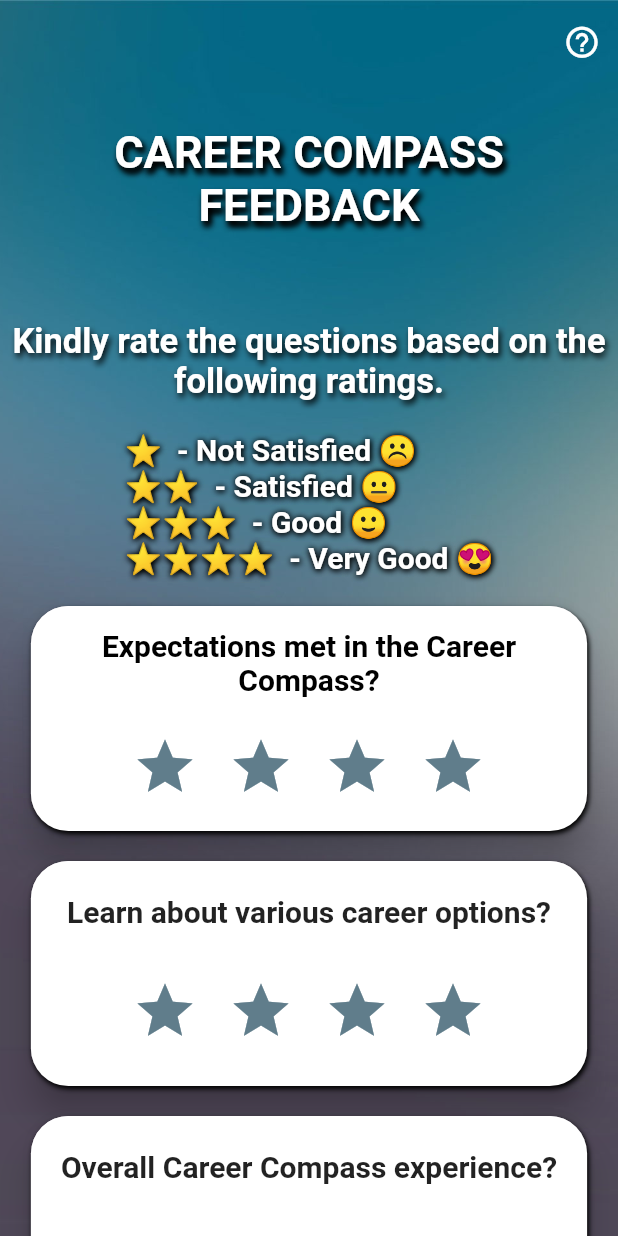
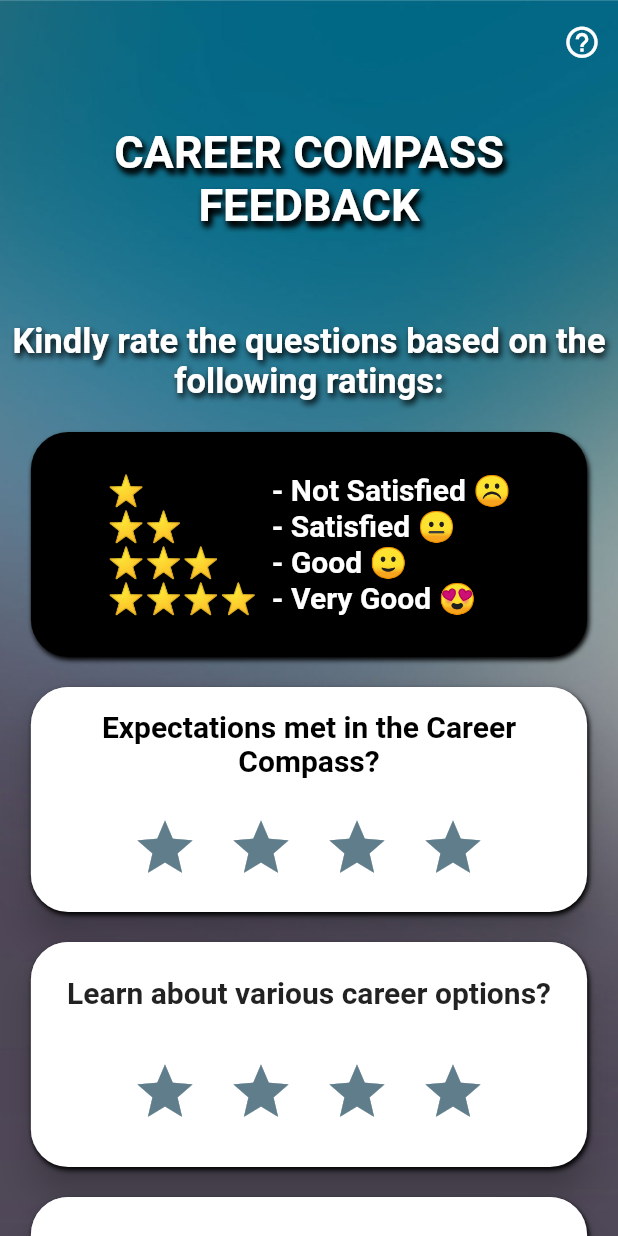
Before and after one commit to Si11-ibrahim/Hindustan-University-Rating-App, a Flutter app: the screen it shows after launch, on a phone screen of 412 x 824 dp. Run offline on Flutter 3.47's test engine with Material 2 defaults, Android fonts, the phone set to English and light mode, and no system bars; drawn by our look-alikes of flutter_rating_bar; our stand-ins replace google_fonts, permission_handler; missing offline and left inert: external_path; Roboto replaces fonts that are missing (Ubuntu).

Commit message:
UI developed

```diff
--- a/lib/pages/ratingPage.dart
+++ b/lib/pages/ratingPage.dart
@@ -255,7 +255,7 @@ class _ratingPageState extends State<ratingPage> {
                           const Padding(
                               padding: EdgeInsets.symmetric(vertical: 30)),
                           Text(
-                            'Kindly rate the questions based on the following ratings.',
+                            'Kindly rate the questions based on the following ratings:',
                             style: TextStyle(
                                 shadows: List.filled(
                                     1,
@@ -273,9 +273,22 @@ class _ratingPageState extends State<ratingPage> {
                             height: 20,
                           ),
                           Container(
+                            height: 150,
+                            width: MediaQuery.of(context).size.width / 100 * 90,
+                            decoration: BoxDecoration(
+                                boxShadow: const [
+                                  BoxShadow(
+                                    color: Colors.black,
+                                    blurRadius: 2.0,
+                                    spreadRadius: 0.0,
+                                    offset: Offset(1.0, 2.0),
+                                  )
+                                ],
+                                color: textColorBlack,
+                                borderRadius: BorderRadius.circular(25)),
                             alignment: Alignment.center,
                             child: Text(
-                              '⭐  - Not Satisfied ☹️\n⭐⭐  - Satisfied 😐\n⭐⭐⭐  - Good 🙂\n⭐⭐⭐⭐  - Very Good 😍',
+                              '⭐                 - Not Satisfied ☹️\n⭐⭐            - Satisfied 😐\n⭐⭐⭐       - Good 🙂\n⭐⭐⭐⭐  - Very Good 😍',
                               style: TextStyle(
                                   shadows: List.filled(
                                       2,
```
